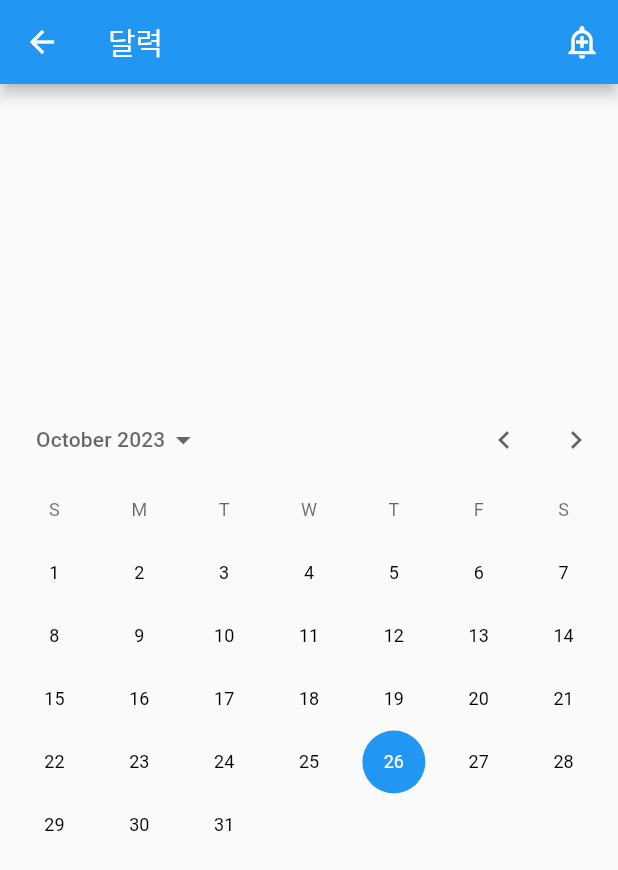
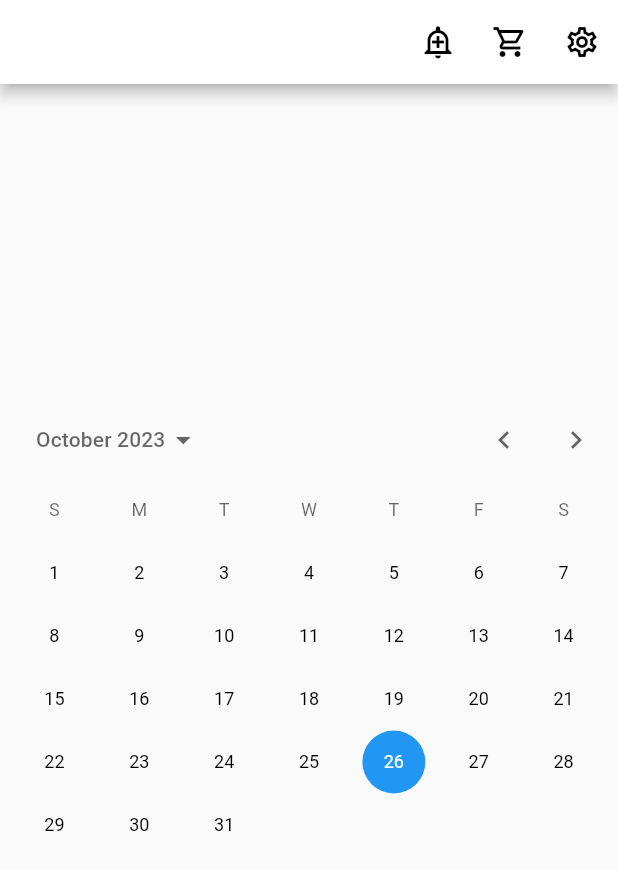
Before and after one commit to chg1179/Flutter_exhibition, a Flutter app: the Calendar screen opened directly, after a tap on the "edit calendar" icon, on a phone screen of 412 x 824 dp. Shown: the top 870 px of the screen. Run offline on Flutter 3.47's test engine with Material 2 defaults, Android fonts, the phone set to English and light mode, and no system bars; our stand-ins replace cloud_firestore, firebase_auth, firebase_core; accounts and stored records are empty.

Commit message:
calendar commit2

```diff
--- a/lib/calendar.dart
+++ b/lib/calendar.dart
@@ -38,15 +38,27 @@ class _CalendarState extends State<Calendar> {
       MaterialPageRoute(
         builder: (context) {
           return Scaffold(
-            appBar: AppBar(
-              title: Text("달력"),
+            appBar: AppBar( backgroundColor: Colors.white,
+              title: Text("마이 페이지"),
               actions: [
                 IconButton(
-                  icon: Icon(Icons.add_alert_outlined),
+                  icon: Icon(Icons.add_alert_outlined, color: Colors.black,),
                   onPressed: () {
                     print('안녕');
                   },
                 ),
+                IconButton(
+                  icon: Icon(Icons.shopping_cart_outlined, color: Colors.black,),
+                  onPressed: () {
+                    print('안녕');
+                  },
+                ),
+                IconButton(
+                  icon: Icon(Icons.settings_outlined, color: Colors.black,),
+                  onPressed: () {
+                    print('안녕');
+                  },
+                )
               ],
             ),
             body: Container(
@@ -81,7 +93,7 @@ class _CalendarState extends State<Calendar> {
   @override
   Widget build(BuildContext context) {
     return Scaffold(
-      appBar: AppBar(title: Text("달력")),
+      appBar: AppBar(title: Text("마이페이지",) ),
       body: Column(
         children: [
           Center(
```
